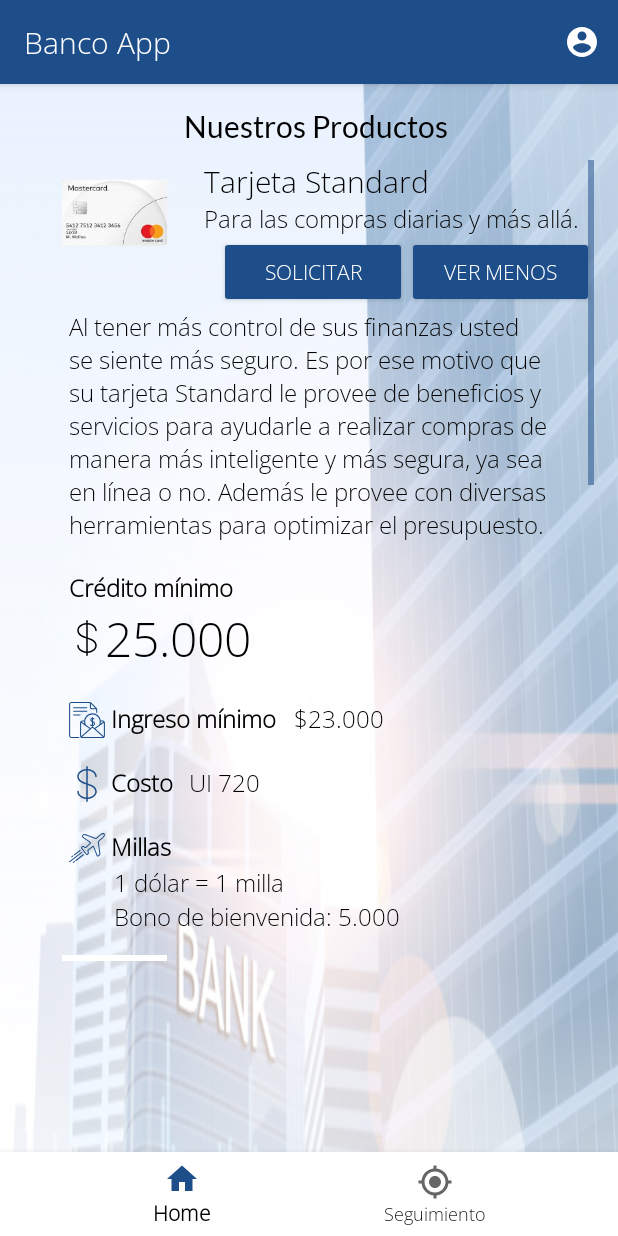
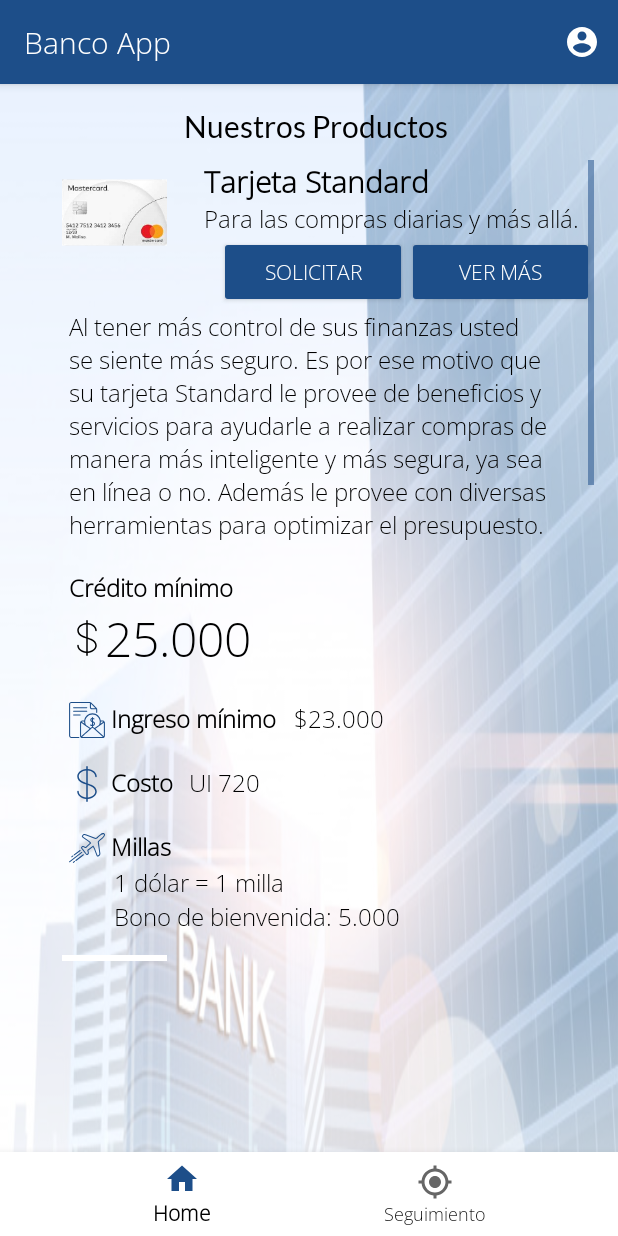
Before and after one commit to sebacura/ing-software, an Android app: the screen it shows after launch (ProductListActivity), after a tap on "VER MÁS", on a phone screen of 412 x 824 dp. Run offline under Robolectric (Android 15) with nearby library versions, the phone set to English and light mode, and no system bars; libraries missing offline, so code that uses them is left out: org.bouncycastle.jce; 1 statement that could not run was skipped.

Commit message:
Ver menos se sacó temporalmente

```diff
--- a/app/src/main/java/com/ingsoft/bancoapp/products/MyExpandableListAdapter.java
+++ b/app/src/main/java/com/ingsoft/bancoapp/products/MyExpandableListAdapter.java
@@ -11,6 +11,7 @@ import android.widget.Button;
 import android.widget.CheckedTextView;
 import android.widget.ExpandableListView;
 import android.widget.ImageView;
+import android.widget.RelativeLayout;
 import android.widget.TextView;
 import android.widget.Toast;
 
@@ -110,21 +111,33 @@ public class MyExpandableListAdapter extends BaseExpandableListAdapter {
         Button seeDetails = (Button) convertView
                 .findViewById(R.id.btnVerDetalles);
 
+
+        View finalConvertView = convertView;
+        convertView.setId(groupPosition);
         seeDetails.setOnClickListener(new View.OnClickListener() {
             @Override
             public void onClick(View v) {
                 if(isExpanded){
                     ((ExpandableListView) parent).collapseGroup(groupPosition);
-                    seeDetails.setText("Ver Más");
+//                    if(Integer.parseInt(finalConvertView.findViewById(R.id.btnVerDetalles).getTag().toString()) == groupPosition){
+//                        seeDetails.setText("Ver Más");
+//                    }
+
                 }
                 else {
                     for (int i = 0; i < getGroupCount(); i++) {
                         if (i != groupPosition) {
                             ((ExpandableListView) parent).collapseGroup(i);
+//                            if(finalConvertView.getId() == i){
+//                                seeDetails.setText("Ver Más");
+//                            }
                         }
                     }
                     ((ExpandableListView) parent).expandGroup(groupPosition, true);
-                        seeDetails.setText("Ver Menos");
+//                    if(Integer.parseInt(finalConvertView.findViewById(R.id.btnVerDetalles).getTag().toString()) == groupPosition) {
+//                        seeDetails.setText("Ver Menos");
+//                    }
+
                 }
             }
         });
--- a/app/src/main/res/layout/item.xml
+++ b/app/src/main/res/layout/item.xml
@@ -20,7 +20,8 @@
             android:id="@+id/tituloTarjeta"
             android:layout_width="wrap_content"
             android:layout_height="wrap_content"
-            android:textSize="20dp" />
+            android:textSize="20dp"
+            android:textStyle="bold" />
 
         <TextView
             android:id="@+id/contenidoTarjeta"
```
